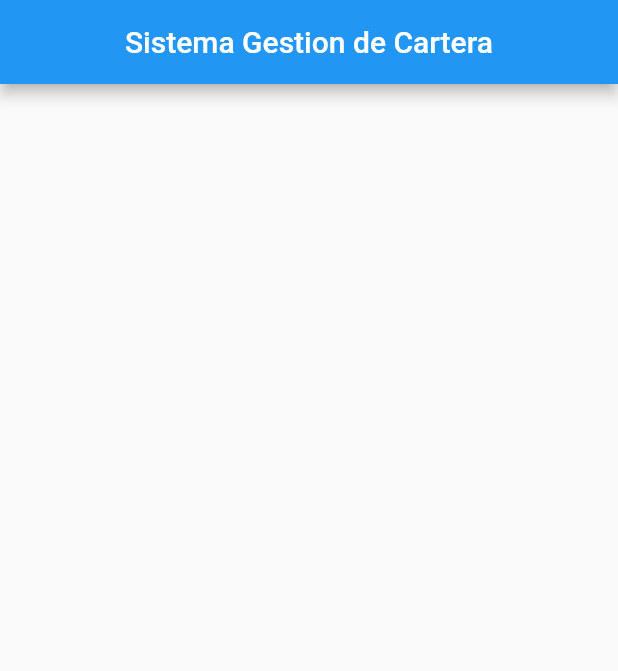
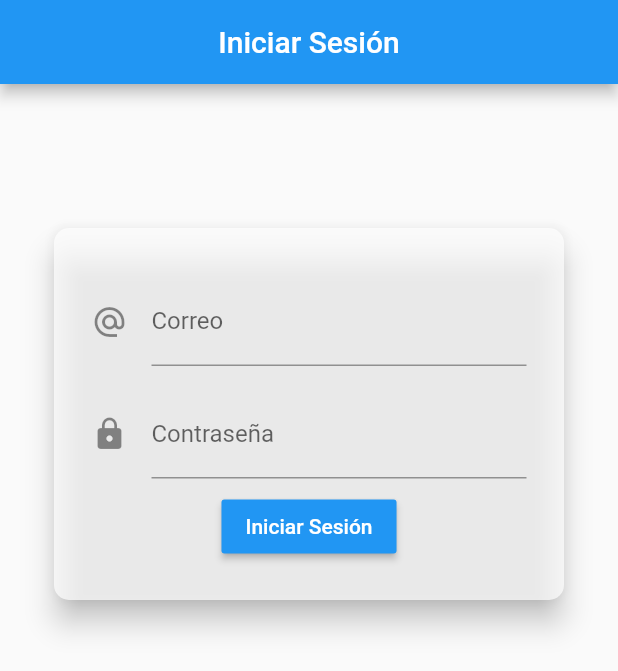
Before and after one commit to guillermoherrera/SGCC, a Flutter app: the screen it shows after launch, on a phone screen of 412 x 824 dp. Shown: the top 671 px of the screen. Run offline on Flutter 3.47's test engine with Material 2 defaults, Android fonts, the phone set to English and light mode, and no system bars; our stand-ins replace firebase_auth; accounts and stored records are empty.

Commit message:
Autenticación

```diff
--- /dev/null
+++ b/lib/Models/auth_res.dart
@@ -0,0 +1,13 @@
+class AuthRes{
+  String uid;
+  String email;
+  bool result;
+  String mensaje;
+
+  AuthRes({
+    this.email,
+    this.mensaje,
+    this.result,
+    this.uid
+  });
+}
--- a/lib/main.dart
+++ b/lib/main.dart
@@ -1,5 +1,7 @@
 import 'package:flutter/material.dart';
-import 'package:sgcartera_app/paginas/root_page.dart';
+import 'package:sgcartera_app/pages/root_page.dart';
+
+import 'classes/auth_firebase.dart';
 
 void main() => runApp(MyApp());
 
@@ -7,11 +9,12 @@ class MyApp extends StatelessWidget {
   @override
   Widget build(BuildContext context) {
     return MaterialApp(
+      debugShowCheckedModeBanner: false,
       title: 'SGCC',
       theme: ThemeData(
         primarySwatch: Colors.blue,
       ),
-      home: RootPage(title: 'Sistema Gestion de Cartera'),
+      home: RootPage(authFirebase: new AuthFirebase()),
     );
   }
 }
--- /dev/null
+++ b/lib/pages/login.dart
@@ -0,0 +1,150 @@
+import 'package:flutter/material.dart';
+import 'package:sgcartera_app/Models/auth_res.dart';
+import 'package:sgcartera_app/classes/auth_firebase.dart';
+
+class Login extends StatefulWidget {
+  Login({this.auth, this.onSingIn});
+  final AuthFirebase auth;
+  final VoidCallback onSingIn;
+  @override
+  _LoginState createState() => _LoginState();
+}
+
+class _LoginState extends State<Login> {
+  final formKey = new GlobalKey<FormState>();
+  var email = TextEditingController();
+  var pass = TextEditingController();
+  final GlobalKey<ScaffoldState> _scaffoldKey = new GlobalKey<ScaffoldState>();
+  bool buttonEnabled = true;
+
+  @override
+  Widget build(BuildContext context) {
+    return Scaffold(
+      key: _scaffoldKey,
+      appBar: AppBar(
+        title: Text("Iniciar Sesión"),
+        centerTitle: true,
+      ),
+      body: SingleChildScrollView(
+        padding: EdgeInsets.all(16.0),
+        child: Form(
+          key: formKey,
+          child: Container(
+            child: Stack(
+              children: <Widget>[
+                SingleChildScrollView(
+                  child: ConstrainedBox(
+                    constraints: BoxConstraints(),
+                    child: Card(
+                      color: Colors.white70,
+                      margin: EdgeInsets.only(left: 20, right: 20, top: 80, bottom: 80),
+                      shape: RoundedRectangleBorder(borderRadius: BorderRadius.circular(10)),
+                      elevation: 8.0,
+                      child: Padding(
+                        padding: EdgeInsets.all(25),
+                        child: Column(
+                          children: formLogin(),
+                        ),
+                      ),
+                    )
+                  )
+                )
+              ],
+            ),
+          ),
+        ),
+      ),
+    );
+  }
+
+  List<Widget> formLogin(){
+    return [
+      padded(
+        childs: TextFormField(
+          controller: email,
+          decoration: InputDecoration(
+            icon: Icon(Icons.alternate_email),
+            labelText: "Correo"
+          ),
+          autocorrect: false,
+          validator: (value){ return value.isEmpty ? "Por favor ingresa tu correo" : null; },
+        )
+      ),
+      padded(
+        childs: TextFormField(
+          controller: pass,
+          obscureText: true,
+          decoration: InputDecoration(
+            icon: Icon(Icons.lock),
+            labelText: "Contraseña"
+          ),
+          validator: (value){return value.isEmpty ? "Por favor ingresa tu contraseña" : null;},
+        )
+      ),
+      Column(
+        children: buttonWidget(),
+      )
+    ];
+  }
+
+  Widget padded({Widget childs}){
+    return Padding(
+      padding: EdgeInsets.symmetric(vertical: 8.0),
+      child: childs,
+    );
+  }
+
+  List<Widget> buttonWidget(){
+    return[
+      styleButton(buttonEnabled ? "Iniciar Sesión" : "Cargando ...", validateSubmit),
+    ];
+  }
+
+  Widget styleButton(String text, VoidCallback onPress){
+    return new RaisedButton(
+      onPressed: buttonEnabled ? onPress : (){},
+      color: Colors.blue,
+      textColor: Colors.white,
+      child: Text(text),
+    );
+  }
+
+  void validateSubmit() async{
+    if(formKey.currentState.validate()){
+      _buttonStatus();
+      FocusScope.of(context).requestFocus(FocusNode());
+      AuthRes authRes;
+      authRes = await widget.auth.signIn(email.text, pass.text);
+      if(authRes.result){
+        widget.onSingIn();
+      }else{
+        String mensaje = getMessage(authRes.mensaje);
+        final snackBar = SnackBar(
+          content: Text(mensaje, style: TextStyle(fontWeight: FontWeight.bold),),
+          backgroundColor: Colors.blue,
+          duration: Duration(seconds: 3),
+        );
+        _scaffoldKey.currentState.showSnackBar(snackBar);
+        _buttonStatus();
+      }
+    }
+  }
+
+  void _buttonStatus(){
+    setState(() {
+     buttonEnabled = buttonEnabled ? false : true;
+    });
+  }
+
+  String getMessage(String word){
+    if(word.contains("ERROR_INVALID_EMAIL")){
+      return "El formato del correo no es correcto.";
+    }else if(word.contains("Given String is empty or null")){
+      return "Es necesario llenar los campos de correo y contraseña para iniciar sesión.";
+    }else if(word.contains("ERROR_TOO_MANY_REQUESTS")){
+      return "ATENCIÓN: Has intentado iniciar sesión demasiadas veces, intentalo de nuevo mas tarde o ponte en contacto con soporte.";
+    }else{
+      return "Correo y/o contraseña incorrectos.";
+    }
+  }
+}
--- /dev/null
+++ b/lib/pages/root_page.dart
@@ -0,0 +1,52 @@
+import 'package:flutter/material.dart';
+import 'package:sgcartera_app/classes/auth_firebase.dart';
+import 'package:sgcartera_app/pages/home.dart';
+
+import 'login.dart';
+
+class RootPage extends StatefulWidget {
+  RootPage({this.authFirebase});
+  final AuthFirebase authFirebase;
+  @override
+  _RootPageState createState() => _RootPageState();
+}
+
+enum AuthStatus{
+  notSignedIn,
+  signedIn
+}
+
+class _RootPageState extends State<RootPage> {
+  AuthStatus authStatus = AuthStatus.notSignedIn;
+  @override
+  void initState() {
+    // TODO: implement initState
+    widget.authFirebase.currrentUser().then((userId){
+      setState(() {
+       authStatus = userId != null ? AuthStatus.signedIn : AuthStatus.notSignedIn;
+      });
+    });
+    super.initState();
+  }
+  @override
+  Widget build(BuildContext context) {
+    switch(authStatus){
+      case AuthStatus.notSignedIn:
+        return Login(auth: widget.authFirebase, onSingIn: ()=>updateAuthSign(AuthStatus.signedIn),);
+      case AuthStatus.signedIn:
+        return HomePage(onSingIn: ()=>updateAuthSignOut(AuthStatus.notSignedIn));
+    }
+  }
+
+  void updateAuthSign(AuthStatus aut){
+    setState(() {
+     authStatus = aut;
+    });
+  }
+
+  void updateAuthSignOut(AuthStatus aut){
+    setState(() {
+     authStatus = aut;
+    });
+  }
+}
--- a/lib/paginas/root_page.dart
+++ /dev/null
@@ -1,20 +0,0 @@
-import 'package:flutter/material.dart';
-
-class RootPage extends StatefulWidget {
-  RootPage({this.title});
-  final String title;
-  @override
-  _RootPageState createState() => _RootPageState();
-}
-
-class _RootPageState extends State<RootPage> {
-  @override
-  Widget build(BuildContext context) {
-    return Scaffold(
-      appBar: AppBar(
-        title: Text(widget.title),
-        centerTitle: true,
-      ),
-    );
-  }
-}
--- a/pubspec.yaml
+++ b/pubspec.yaml
@@ -23,6 +23,7 @@ dependencies:
   # The following adds the Cupertino Icons font to your application.
   # Use with the CupertinoIcons class for iOS style icons.
   cupertino_icons: ^0.1.2
+  firebase_auth: ^0.14.0+5
 
 dev_dependencies:
   flutter_test:
```
Also changed, not shown: lib/classes/auth_firebase.dart (added, +26 -0 lines), lib/components/custom_drawer.dart (added, +94 -0 lines), lib/pages/home.dart (added, +23 -0 lines), pubspec.lock, 1 other file.
